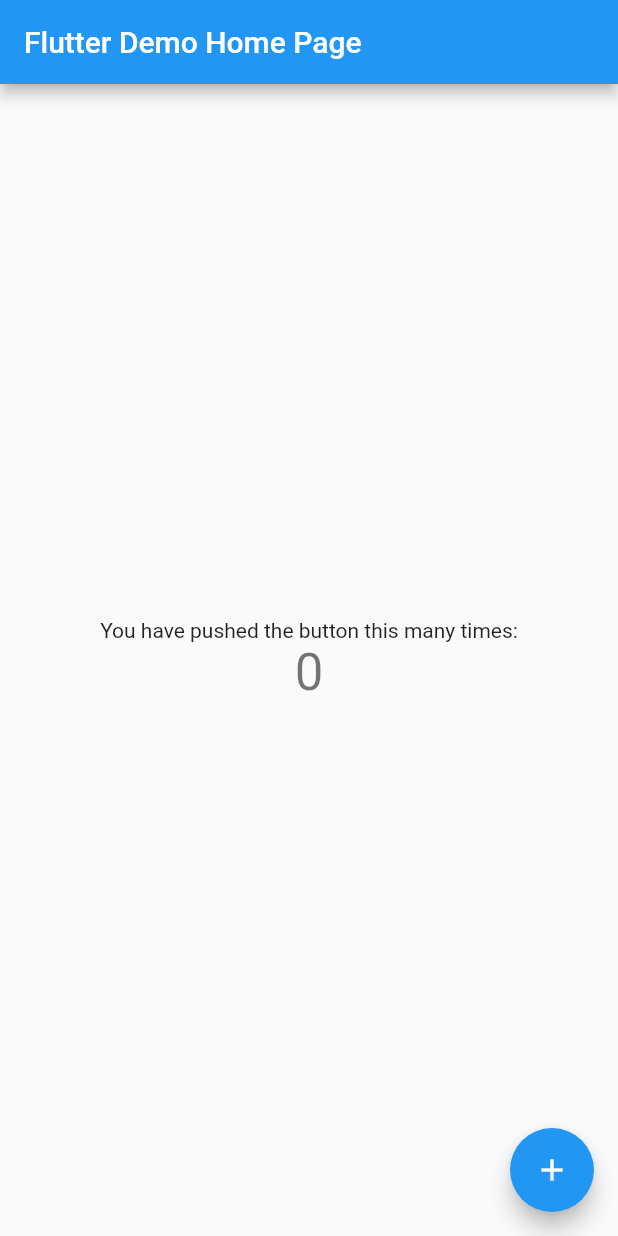
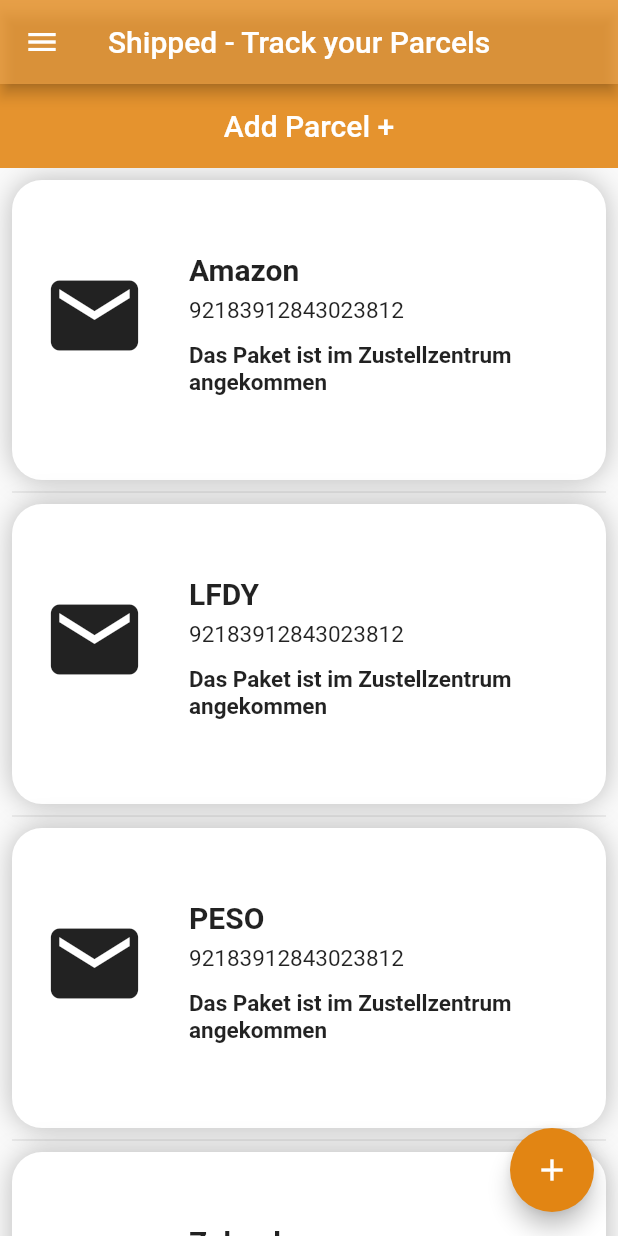
Before and after one commit to oza-c/shipped, a Flutter app: the screen it shows after launch, on a phone screen of 412 x 824 dp. Run offline on Flutter 3.47's test engine with Material 2 defaults, Android fonts, the phone set to English and light mode, and no system bars; drawn by our look-alikes of liquid_pull_to_refresh.

Commit message:
add main ui

```diff
--- a/lib/main.dart
+++ b/lib/main.dart
@@ -1,4 +1,10 @@
+import 'dart:math';
+
 import 'package:flutter/material.dart';
+import 'package:flutter/rendering.dart';
+import 'package:liquid_pull_to_refresh/liquid_pull_to_refresh.dart';
+import 'assets/parcel.dart';
+import 'widget/refresh_widget.dart';
 
 void main() {
   runApp(const MyApp());
@@ -6,110 +12,200 @@
 
 class MyApp extends StatelessWidget {
   const MyApp({Key? key}) : super(key: key);
-
-  // This widget is the root of your application.
   @override
   Widget build(BuildContext context) {
     return MaterialApp(
-      title: 'Flutter Demo',
-      theme: ThemeData(
-        // This is the theme of your application.
-        //
-        // Try running your application with "flutter run". You'll see the
-        // application has a blue toolbar. Then, without quitting the app, try
-        // changing the primarySwatch below to Colors.green and then invoke
-        // "hot reload" (press "r" in the console where you ran "flutter run",
-        // or simply save your changes to "hot reload" in a Flutter IDE).
-        // Notice that the counter didn't reset back to zero; the application
-        // is not restarted.
-        primarySwatch: Colors.blue,
-      ),
-      home: const MyHomePage(title: 'Flutter Demo Home Page'),
+      title: 'Shipped',
+      theme: ThemeData(),
+      home: const HomeScreen(),
     );
   }
 }
 
-class MyHomePage extends StatefulWidget {
-  const MyHomePage({Key? key, required this.title}) : super(key: key);
+class HomeScreen extends StatefulWidget {
+  const HomeScreen({Key? key}) : super(key: key);
+  @override
+  State<HomeScreen> createState() => _HomeScreenState();
+}
 
-  // This widget is the home page of your application. It is stateful, meaning
-  // that it has a State object (defined below) that contains fields that affect
-  // how it looks.
-
-  // This class is the configuration for the state. It holds the values (in this
-  // case the title) provided by the parent (in this case the App widget) and
-  // used by the build method of the State. Fields in a Widget subclass are
-  // always marked "final".
-
-  final String title;
+class _HomeScreenState extends State<HomeScreen> {
 
   @override
-  State<MyHomePage> createState() => _MyHomePageState();
+  Widget build(BuildContext context) {
+    return Scaffold(
+        backgroundColor: Colors.white,
+        appBar: AppBar(
+          backgroundColor: const Color.fromARGB(196, 226, 133, 19),
+          title: const Text("Shipped - Track your Parcels"),
+        ),
+        drawer: Drawer(
+          child: ListView(
+            padding: EdgeInsets.zero,
+            children: [
+              const DrawerHeader(
+                decoration: BoxDecoration(
+                  color: Color.fromARGB(196, 226, 133, 19),
+                ),
+                child: Text('Menu'),
+              ),
+              ListTile(
+                title: const Text('Item 1'),
+                onTap: () {},
+              ),
+              ListTile(
+                title: const Text(''),
+                onTap: () {},
+              ),
+            ],
+          ),
+        ),
+        body: Padding(
+            padding: const EdgeInsetsDirectional.fromSTEB(0, 0, 0, 0),
+            child: ParcelList()
+            ),
+    );
+  }
 }
 
-class _MyHomePageState extends State<MyHomePage> {
-  int _counter = 0;
+class ParcelList extends StatefulWidget {
+  @override
+  _ParcelListState createState() => _ParcelListState();
+}
 
-  void _incrementCounter() {
-    setState(() {
-      // This call to setState tells the Flutter framework that something has
-      // changed in this State, which causes it to rerun the build method below
-      // so that the display can reflect the updated values. If we changed
-      // _counter without calling setState(), then the build method would not be
-      // called again, and so nothing would appear to happen.
-      _counter++;
-    });
+class _ParcelListState extends State<ParcelList> {
+  List<Shipment> data = [];
+    static bool isFabVisible = true;
+
+  @override
+  void initState() {
+    super.initState();
+
+    loadList();
+  }
+
+  Future loadList() async {
+    await Future.delayed(const Duration(milliseconds: 1000));
+    data = [];
+    data.add(Shipment(
+        parcelname: 'Amazon',
+        parcel_id: '92183912843023812',
+        shippingprovider: 'DHL'));
+    data.add(Shipment(
+        parcelname: 'LFDY',
+        parcel_id: '92183912843023812',
+        shippingprovider: 'DHL'));
+    data.add(Shipment(
+        parcelname: 'PESO',
+        parcel_id: '92183912843023812',
+        shippingprovider: 'DHL'));
+    data.add(Shipment(
+        parcelname: 'Zalando',
+        parcel_id: '92183912843023812',
+        shippingprovider: 'DHL'));
+
+    setState(() => this.data = data);
   }
 
   @override
-  Widget build(BuildContext context) {
-    // This method is rerun every time setState is called, for instance as done
-    // by the _incrementCounter method above.
-    //
-    // The Flutter framework has been optimized to make rerunning build methods
-    // fast, so that you can just rebuild anything that needs updating rather
-    // than having to individually change instances of widgets.
-    return Scaffold(
-      appBar: AppBar(
-        // Here we take the value from the MyHomePage object that was created by
-        // the App.build method, and use it to set our appbar title.
-        title: Text(widget.title),
-      ),
-      body: Center(
-        // Center is a layout widget. It takes a single child and positions it
-        // in the middle of the parent.
-        child: Column(
-          // Column is also a layout widget. It takes a list of children and
-          // arranges them vertically. By default, it sizes itself to fit its
-          // children horizontally, and tries to be as tall as its parent.
-          //
-          // Invoke "debug painting" (press "p" in the console, choose the
-          // "Toggle Debug Paint" action from the Flutter Inspector in Android
-          // Studio, or the "Toggle Debug Paint" command in Visual Studio Code)
-          // to see the wireframe for each widget.
-          //
-          // Column has various properties to control how it sizes itself and
-          // how it positions its children. Here we use mainAxisAlignment to
-          // center the children vertically; the main axis here is the vertical
-          // axis because Columns are vertical (the cross axis would be
-          // horizontal).
-          mainAxisAlignment: MainAxisAlignment.center,
-          children: <Widget>[
-            const Text(
-              'You have pushed the button this many times:',
+  Widget build(BuildContext context) => buildList();
+
+  Widget buildList() => data.isEmpty
+      ? const Center(child: CircularProgressIndicator())
+      : Scaffold(
+        body: NestedScrollView(
+          floatHeaderSlivers: true,
+          headerSliverBuilder: (context, innerBoxIsScrolled) =>[
+          const SliverAppBar(
+            floating: true,
+            snap : true,
+            title: Text("Add Parcel +"),
+            centerTitle: true,
+            backgroundColor: Color.fromARGB(225, 226, 133, 19),
+          )
+          ], body:  LiquidPullToRefresh(
+            onRefresh: loadList,
+            color: const Color.fromARGB(196, 226, 133, 19),
+            key: null,
+            child: NotificationListener<UserScrollNotification>(
+              onNotification: (notification) {
+               if(notification.direction == ScrollDirection.forward) {
+                 if(!isFabVisible) setState(() => isFabVisible = true);
+               }else if(notification.direction == ScrollDirection.reverse){
+                 if(isFabVisible) setState(() => isFabVisible = false);
+               }
+               return true;
+              },
+              child: ListView.separated(
+                shrinkWrap: true,
+                primary: false,
+                padding: const EdgeInsets.all(8),
+                itemCount: data.length,
+                itemBuilder: (context, index) {
+                  return buildItem(data[index]);
+                },
+                separatorBuilder: (BuildContext context, int index) =>
+                    const Divider(),
+              ),
             ),
-            Text(
-              '$_counter',
-              style: Theme.of(context).textTheme.headline4,
-            ),
-          ],
+          ),
         ),
-      ),
-      floatingActionButton: FloatingActionButton(
-        onPressed: _incrementCounter,
-        tooltip: 'Increment',
-        child: const Icon(Icons.add),
-      ), // This trailing comma makes auto-formatting nicer for build methods.
-    );
-  }
+          floatingActionButton: isFabVisible ? const FloatingActionButton(
+              onPressed: null,
+              backgroundColor: Color.fromARGB(255, 226, 133, 19),
+              child: Icon(Icons.add)
+            )
+            : null,
+      );
+
+  Widget buildItem(Shipment parcel) => Container(
+      child: Stack(children: <Widget>[
+        Positioned(
+            top: 40,
+            left: 5,
+            child: Container(
+                width: 100,
+                height: 100,
+                child: const Icon(Icons.mail, size: 70))),
+        Positioned(
+            top: 40,
+            left: 110,
+            child: Container(
+                width: 250,
+                height: 40,
+                child: Padding(
+                  padding: const EdgeInsets.all(8.0),
+                  child: Text(parcel.parcelname,
+                      style: const TextStyle(
+                          fontWeight: FontWeight.bold, fontSize: 20)),
+                ))),
+        Positioned(
+            top: 70,
+            left: 110,
+            child: Container(
+                width: 250,
+                height: 40,
+                child: Padding(
+                  padding: const EdgeInsets.all(8.0),
+                  child: Text(parcel.parcel_id,
+                      style: const TextStyle(fontSize: 15)),
+                ))),
+        Positioned(
+            top: 100,
+            left: 110,
+            child: Container(
+                width: 250,
+                height: 70,
+                child: const Padding(
+                  padding: EdgeInsets.all(8.0),
+                  child: Text("Das Paket ist im Zustellzentrum angekommen",
+                      style: TextStyle(
+                          fontWeight: FontWeight.bold, fontSize: 15)),
+                ))),
+      ]),
+      decoration: const BoxDecoration(
+          boxShadow: [BoxShadow(color: Colors.black26, blurRadius: 15)],
+          shape: BoxShape.rectangle,
+          borderRadius: BorderRadius.all(Radius.circular(20.0)),
+          color: Colors.white),
+      height: 200);
 }
```
